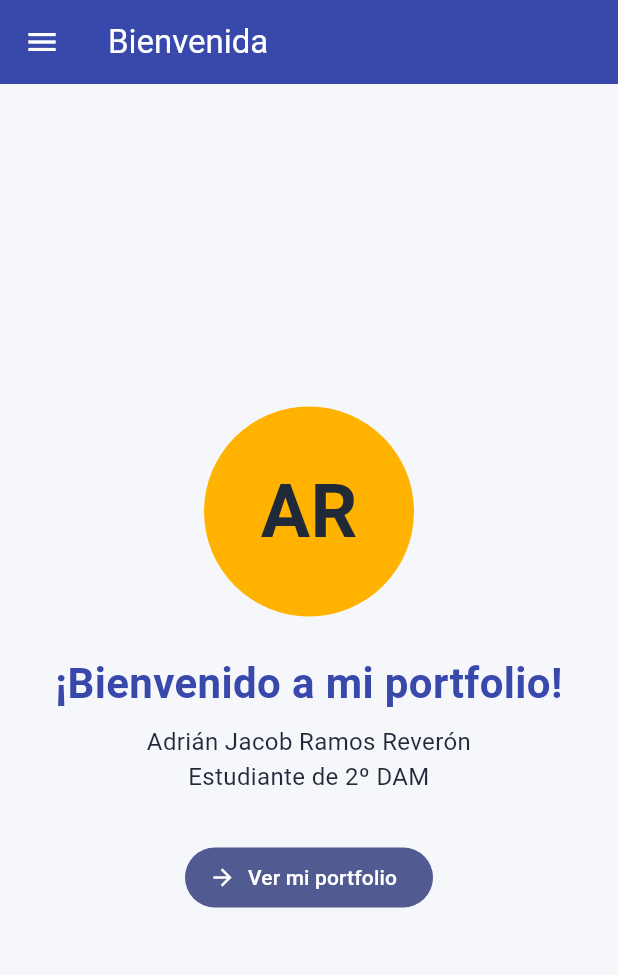
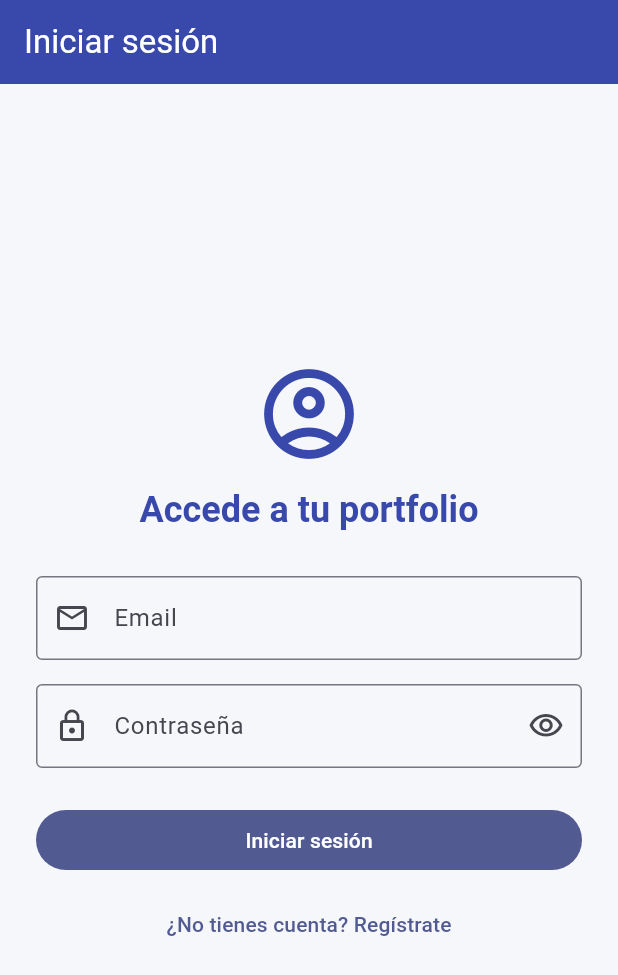
Before and after one commit to adri527/PGL-P2-MyPortfolio-practica-3, a Flutter app: the screen it shows after launch, on a phone screen of 412 x 824 dp. Shown: the top 975 px of the screen. Run offline on Flutter 3.47's test engine with Material 3 defaults, Android fonts, the phone set to English and light mode, and no system bars; our stand-ins replace flutter_secure_storage, go_router.

Commit message:
feat: implementa sesión de usuario con JWT

```diff
--- a/lib/constants/app_routes.dart
+++ b/lib/constants/app_routes.dart
@@ -1,5 +1,7 @@
 /// Rutas de la aplicación. Se usan tanto en el router como en el Drawer.
 abstract class AppRoutes {
+  static const String login = '/login';
+  static const String register = '/register';
   static const String welcome = '/';
   static const String portfolio = '/portfolio';
   static const String hobbies = '/hobbies'; // pantalla CRUD de hobbies
--- a/lib/main.dart
+++ b/lib/main.dart
@@ -1,9 +1,13 @@
+import 'dart:async';
+
 import 'package:flutter/material.dart';
 import 'package:my_portfolio/constants/app_colors.dart';
 import 'package:my_portfolio/router/app_router.dart';
+import 'package:my_portfolio/services/session_controller.dart';
 
 void main() {
   runApp(const MyPortfolioApp());
+  unawaited(sessionController.restoreSession());
 }
 
 class MyPortfolioApp extends StatelessWidget {
--- a/lib/router/app_router.dart
+++ b/lib/router/app_router.dart
@@ -1,14 +1,37 @@
 import 'package:go_router/go_router.dart';
 import 'package:my_portfolio/constants/app_routes.dart';
 import 'package:my_portfolio/screens/hobbies_screen.dart';
+import 'package:my_portfolio/screens/login_screen.dart';
 import 'package:my_portfolio/screens/portfolio_screen.dart';
+import 'package:my_portfolio/screens/register_screen.dart';
 import 'package:my_portfolio/screens/welcome_screen.dart';
+import 'package:my_portfolio/services/session_controller.dart';
 
 /// Configuración de navegación con go_router.
 /// Cada GoRoute asocia una ruta (path) con la pantalla que se construye.
 final GoRouter appRouter = GoRouter(
-  initialLocation: AppRoutes.welcome,
+  initialLocation: AppRoutes.login,
+  refreshListenable: sessionController,
+  redirect: (context, state) {
+    final path = state.uri.path;
+    final isAuthPage = path == AppRoutes.login || path == AppRoutes.register;
+    if (!sessionController.initialized) {
+      return path == AppRoutes.login ? null : AppRoutes.login;
+    }
+    if (sessionController.isAuthenticated) {
+      return isAuthPage ? AppRoutes.welcome : null;
+    }
+    return isAuthPage ? null : AppRoutes.login;
+  },
   routes: [
+    GoRoute(
+      path: AppRoutes.login,
+      builder: (context, state) => const LoginScreen(),
+    ),
+    GoRoute(
+      path: AppRoutes.register,
+      builder: (context, state) => const RegisterScreen(),
+    ),
     GoRoute(
       path: AppRoutes.welcome,
       builder: (context, state) => const WelcomeScreen(),
--- /dev/null
+++ b/lib/screens/login_screen.dart
@@ -0,0 +1,181 @@
+import 'package:flutter/material.dart';
+import 'package:go_router/go_router.dart';
+import 'package:my_portfolio/constants/app_colors.dart';
+import 'package:my_portfolio/constants/app_routes.dart';
+import 'package:my_portfolio/services/auth_api.dart';
+import 'package:my_portfolio/services/session_controller.dart';
+
+class LoginScreen extends StatefulWidget {
+  const LoginScreen({super.key});
+
+  @override
+  State<LoginScreen> createState() => _LoginScreenState();
+}
+
+class _LoginScreenState extends State<LoginScreen> {
+  final _formKey = GlobalKey<FormState>();
+  final _emailController = TextEditingController();
+  final _passwordController = TextEditingController();
+  bool _loading = false;
+  bool _obscurePassword = true;
+
+  @override
+  void dispose() {
+    _emailController.dispose();
+    _passwordController.dispose();
+    super.dispose();
+  }
+
+  Future<void> _login() async {
+    if (!_formKey.currentState!.validate()) return;
+    setState(() => _loading = true);
+    try {
+      final response = await sessionController.login(
+        email: _emailController.text.trim(),
+        password: _passwordController.text,
+      );
+      if (!mounted) return;
+      await _showResponse(response.message);
+      if (mounted) sessionController.completeLogin();
+    } on ApiException catch (error) {
+      if (mounted) await _showResponse(error.message);
+    } catch (_) {
+      if (mounted) {
+        await _showResponse('No se pudo completar el inicio de sesión.');
+      }
+    } finally {
+      if (mounted) setState(() => _loading = false);
+    }
+  }
+
+  Future<void> _showResponse(String message) => showDialog<void>(
+    context: context,
+    builder: (context) => AlertDialog(
+      title: const Text('Respuesta de la API'),
+      content: Text(message),
+      actions: [
+        TextButton(
+          onPressed: () => Navigator.of(context).pop(),
+          child: const Text('Aceptar'),
+        ),
+      ],
+    ),
+  );
+
+  @override
+  Widget build(BuildContext context) {
+    return Scaffold(
+      appBar: AppBar(title: const Text('Iniciar sesión')),
+      body: Center(
+        child: SingleChildScrollView(
+          padding: const EdgeInsets.all(24),
+          child: ConstrainedBox(
+            constraints: const BoxConstraints(maxWidth: 440),
+            child: Form(
+              key: _formKey,
+              child: Column(
+                crossAxisAlignment: CrossAxisAlignment.stretch,
+                children: [
+                  const Icon(
+                    Icons.account_circle_outlined,
+                    size: 72,
+                    color: AppColors.primary,
+                  ),
+                  const SizedBox(height: 12),
+                  Text(
+                    'Accede a tu portfolio',
+                    textAlign: TextAlign.center,
+                    style: Theme.of(context).textTheme.headlineSmall?.copyWith(
+                      color: AppColors.primary,
+                      fontWeight: FontWeight.bold,
+                    ),
+                  ),
+                  const SizedBox(height: 28),
+                  if (sessionController.startupMessage case final message?) ...[
+                    MaterialBanner(
+                      content: Text(
+                        'No se pudo validar la sesión guardada: $message',
+                      ),
+                      actions: [
+                        TextButton(
+                          onPressed: sessionController.retryTokenValidation,
+                          child: const Text('Reintentar'),
+                        ),
+                      ],
+                    ),
+                    const SizedBox(height: 16),
+                  ],
+                  TextFormField(
+                    controller: _emailController,
+                    keyboardType: TextInputType.emailAddress,
+                    autofillHints: const [AutofillHints.email],
+                    decoration: const InputDecoration(
+                      labelText: 'Email',
+                      prefixIcon: Icon(Icons.email_outlined),
+                      border: OutlineInputBorder(),
+                    ),
+                    validator: (value) {
+                      final email = value?.trim() ?? '';
+                      if (email.isEmpty) return 'Introduce tu email.';
+                      if (!RegExp(
+                        r'^[^\s@]+@[^\s@]+\.[^\s@]+$',
+                      ).hasMatch(email)) {
+                        return 'Introduce un email válido.';
+                      }
+                      return null;
+                    },
+                  ),
+                  const SizedBox(height: 16),
+                  TextFormField(
+                    controller: _passwordController,
+                    obscureText: _obscurePassword,
+                    autofillHints: const [AutofillHints.password],
+                    decoration: InputDecoration(
+                      labelText: 'Contraseña',
+                      prefixIcon: const Icon(Icons.lock_outline),
+                      suffixIcon: IconButton(
+                        onPressed: () => setState(
+                          () => _obscurePassword = !_obscurePassword,
+                        ),
+                        icon: Icon(
+                          _obscurePassword
+                              ? Icons.visibility_outlined
+                              : Icons.visibility_off_outlined,
+                        ),
+                        tooltip: _obscurePassword
+                            ? 'Mostrar contraseña'
+                            : 'Ocultar contraseña',
+                      ),
+                      border: const OutlineInputBorder(),
+                    ),
+                    validator: (value) => (value == null || value.isEmpty)
+                        ? 'Introduce tu contraseña.'
+                        : null,
+                    onFieldSubmitted: (_) => _loading ? null : _login(),
+                  ),
+                  const SizedBox(height: 24),
+                  FilledButton(
+                    onPressed: _loading ? null : _login,
+                    child: _loading
+                        ? const SizedBox.square(
+                            dimension: 20,
+                            child: CircularProgressIndicator(strokeWidth: 2),
+                          )
+                        : const Text('Iniciar sesión'),
+                  ),
+                  const SizedBox(height: 8),
+                  TextButton(
+                    onPressed: _loading
+                        ? null
+                        : () => context.go(AppRoutes.register),
+                    child: const Text('¿No tienes cuenta? Regístrate'),
+                  ),
+                ],
+              ),
+            ),
+          ),
+        ),
+      ),
+    );
+  }
+}
--- a/pubspec.yaml
+++ b/pubspec.yaml
@@ -10,6 +10,8 @@ dependencies:
   flutter:
     sdk: flutter
   go_router: ^16.0.0
+  http: ^1.6.0
+  flutter_secure_storage: ^9.2.4
 
 dev_dependencies:
   flutter_test:
```
Also changed, not shown: lib/screens/register_screen.dart (added, +192 -0 lines), lib/screens/welcome_screen.dart (+34 -4 lines), lib/services/auth_api.dart (added, +141 -0 lines), lib/services/session_controller.dart (added, +121 -0 lines), lib/services/token_storage.dart (added, +16 -0 lines), lib/widgets/app_drawer.dart (+12 -0 lines), pubspec.lock, 4 other files.
